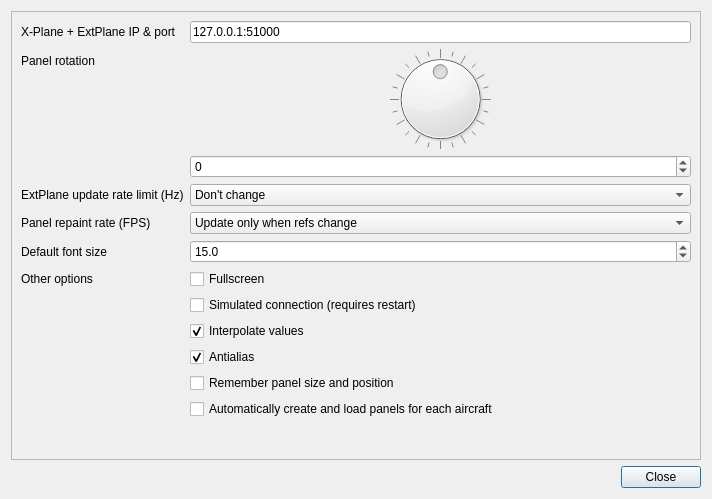
Qt form dialogs/settingsdialog.ui (vranki/ExtPlane-Panel) before a commit.
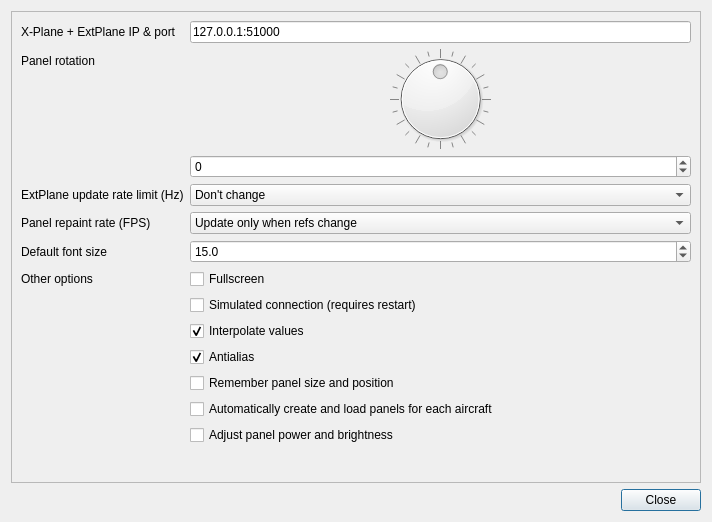
The same form after that commit.

Commit message: Avionics power option that automatically powers off digital power items and 'turns off the lights'.

The edit to the form file:
```diff
--- a/dialogs/settingsdialog.ui
+++ b/dialogs/settingsdialog.ui
@@ -7,7 +7,7 @@
     <x>0</x>
     <y>0</y>
     <width>712</width>
-    <height>499</height>
+    <height>522</height>
    </rect>
   </property>
   <property name="windowTitle">
@@ -25,7 +25,7 @@
         <x>0</x>
         <y>0</y>
         <width>686</width>
-        <height>433</height>
+        <height>456</height>
        </rect>
       </property>
       <layout class="QFormLayout" name="formLayout">
@@ -250,6 +250,13 @@
          </property>
         </widget>
        </item>
+       <item row="13" column="1">
+        <widget class="QCheckBox" name="adjustPowerCheckbox">
+         <property name="text">
+          <string>Adjust panel power and brightness</string>
+         </property>
+        </widget>
+       </item>
       </layout>
      </widget>
     </widget>
```
Left out of the diff: 2 changed lines with no effect on the pictures. The commit also changes 9 other files.
